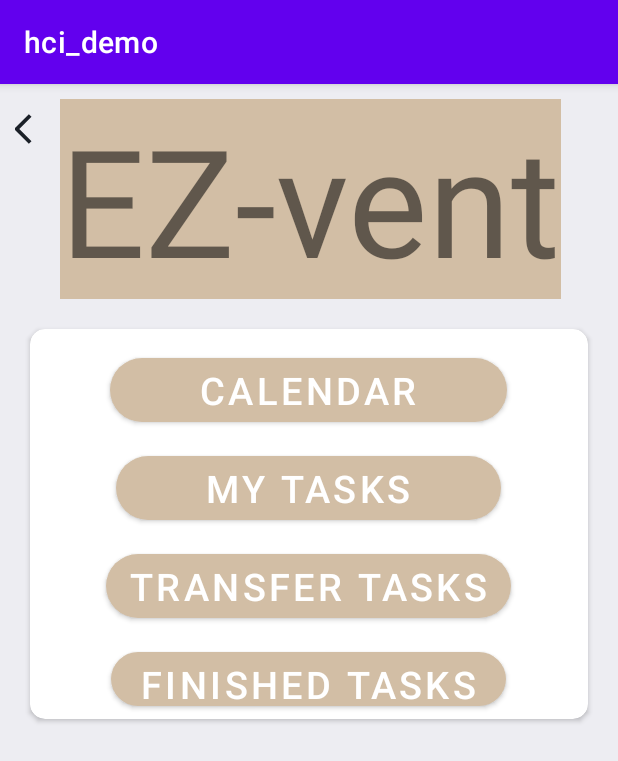
After one commit to liri9/hci_demo, an Android app: the worker_main screen opened directly, with no data from a screen before it, on a phone screen of 412 x 824 dp. The commit adds this screen. Shown: the top 761 px of the screen. Run offline under Robolectric (Android 15) with nearby library versions, the phone set to English and light mode, and no system bars.

Commit message:
added worker homepage layout

```diff
--- a/app/src/main/AndroidManifest.xml
+++ b/app/src/main/AndroidManifest.xml
@@ -11,6 +11,9 @@
         android:supportsRtl="true"
         android:theme="@style/Theme.Hci_demo"
         tools:targetApi="31">
+        <activity
+            android:name=".worker_main"
+            android:exported="false" />
         <activity
             android:name=".guest_homepage"
             android:exported="false" />
--- /dev/null
+++ b/app/src/main/java/com/example/hci_demo/worker_main.java
@@ -0,0 +1,14 @@
+package com.example.hci_demo;
+
+import androidx.appcompat.app.AppCompatActivity;
+
+import android.os.Bundle;
+
+public class worker_main extends AppCompatActivity {
+
+    @Override
+    protected void onCreate(Bundle savedInstanceState) {
+        super.onCreate(savedInstanceState);
+        setContentView(R.layout.activity_worker_main);
+    }
+}
--- a/app/src/main/res/layout/activity_guest_homepage.xml
+++ b/app/src/main/res/layout/activity_guest_homepage.xml
@@ -43,6 +43,7 @@
         </androidx.appcompat.widget.LinearLayoutCompat>
 
         <TextView
+            android:id="@+id/guest_main_LBL_eventName"
             android:layout_width="wrap_content"
             android:layout_height="wrap_content"
             android:layout_gravity="center"
@@ -53,7 +54,7 @@
 
 
         <androidx.cardview.widget.CardView
-            android:id="@+id/org_my_event_CRD_suppliers"
+            android:id="@+id/guest_main_CRD_card"
             android:layout_width="match_parent"
             android:layout_height="260dp"
             android:layout_below="@+id/cardViewGraph"
@@ -73,8 +74,9 @@
                     android:layout_height="0dp"
                     android:layout_weight="1">
 
+
                     <com.google.android.material.button.MaterialButton
-                        android:id="@+id/org_my_event_BTN_supplierse"
+                        android:id="@+id/guest_main_BTN_confirmation"
                         android:layout_width="0dp"
                         android:layout_height="wrap_content"
                         android:layout_gravity="center"
@@ -87,7 +89,7 @@
 
 
                     <com.google.android.material.button.MaterialButton
-                        android:id="@+id/org_my_event_BTN_sendInvatations"
+                        android:id="@+id/guest_main_BTN_foodRequest"
                         android:layout_width="0dp"
                         android:layout_height="wrap_content"
                         android:layout_gravity="center"
@@ -108,7 +110,7 @@
                     android:layout_weight="1">
 
                     <com.google.android.material.button.MaterialButton
-                        android:id="@+id/org_my_event_BTN_seatingArrangment"
+                        android:id="@+id/guest_main_BTN_gift"
                         android:layout_width="wrap_content"
                         android:layout_height="wrap_content"
                         android:layout_gravity="center"
@@ -129,6 +131,7 @@
                         android:text="Table number:" />
 
                     <TextView
+                        android:id="@+id/guest_main_LBL_tblNumber"
                         android:layout_width="wrap_content"
                         android:layout_height="wrap_content"
                         android:layout_margin="5dp"
--- /dev/null
+++ b/app/src/main/res/layout/activity_worker_main.xml
@@ -0,0 +1,120 @@
+<?xml version="1.0" encoding="utf-8"?>
+<RelativeLayout xmlns:android="http://schemas.android.com/apk/res/android"
+    xmlns:app="http://schemas.android.com/apk/res-auto"
+    xmlns:tools="http://schemas.android.com/tools"
+    android:layout_width="match_parent"
+    android:layout_height="match_parent"
+    android:background="@color/color_white"
+    tools:context=".MainActivity">
+
+    <androidx.appcompat.widget.LinearLayoutCompat
+        android:layout_width="match_parent"
+        android:layout_height="match_parent"
+        android:orientation="vertical">
+
+        <androidx.appcompat.widget.LinearLayoutCompat
+            android:layout_width="match_parent"
+            android:layout_height="wrap_content"
+            android:layout_marginTop="10dp"
+            android:orientation="horizontal">
+
+            <com.google.android.material.button.MaterialButton
+                android:id="@+id/org_myEvent_BTN_back"
+                android:layout_width="30dp"
+                android:layout_height="40dp"
+                android:layout_gravity="start"
+                android:layout_marginStart="10dp"
+                android:background="@android:color/transparent"
+                app:icon="@drawable/baseline_arrow_back_ios_24"
+                app:iconGravity="textStart"
+                app:iconTint="#1B2028" />
+
+            <TextView
+                android:layout_width="wrap_content"
+                android:layout_height="wrap_content"
+                android:layout_gravity="center"
+                android:background="#d2bea5"
+                android:text="EZ-vent"
+                android:textSize="100sp"
+                app:layout_constraintBottom_toBottomOf="parent"
+                app:layout_constraintEnd_toEndOf="parent"
+                app:layout_constraintStart_toStartOf="parent"
+                app:layout_constraintTop_toTopOf="parent" />
+        </androidx.appcompat.widget.LinearLayoutCompat>
+
+
+        <androidx.cardview.widget.CardView
+            android:id="@+id/worker_main_CRD_main"
+            android:layout_width="match_parent"
+            android:layout_height="260dp"
+            android:layout_below="@+id/cardViewGraph"
+            android:layout_margin="20dp"
+            android:elevation="10dp"
+            app:cardCornerRadius="10dp">
+
+            <androidx.appcompat.widget.LinearLayoutCompat
+                android:layout_width="match_parent"
+                android:layout_height="wrap_content"
+                android:layout_gravity="center_vertical"
+                android:layout_marginTop="5dp"
+                android:orientation="vertical">
+
+
+                <com.google.android.material.button.MaterialButton
+                    android:id="@+id/worker_my_events_BTN_calendar"
+                    android:layout_width="wrap_content"
+                    android:layout_height="wrap_content"
+                    android:layout_gravity="center"
+                    android:layout_margin="5dp"
+                    android:text="calendar"
+                    android:paddingStart="60dp"
+                    android:paddingEnd="60dp"
+                    android:textSize="25sp"
+                    app:backgroundTint="#d2bea5"
+                    app:cornerRadius="120dp" />
+
+
+                <com.google.android.material.button.MaterialButton
+                    android:id="@+id/worker_my_events_BTN_tasks"
+                    android:layout_width="wrap_content"
+                    android:layout_height="wrap_content"
+                    android:layout_gravity="center"
+                    android:layout_margin="5dp"
+                    android:paddingStart="60dp"
+                    android:paddingEnd="60dp"
+                    android:layout_toStartOf="@+id/org_my_event_BTN_seatingArrangment"
+                    android:text="my tasks"
+                    android:textSize="25sp"
+                    app:backgroundTint="#d2bea5"
+                    app:cornerRadius="120dp" />
+                <com.google.android.material.button.MaterialButton
+                    android:id="@+id/worker_my_events_BTN_treansferTasks"
+                    android:layout_width="wrap_content"
+                    android:layout_height="wrap_content"
+                    android:layout_gravity="center"
+                    android:layout_margin="5dp"
+                    android:layout_toStartOf="@+id/org_my_event_BTN_seatingArrangment"
+                    android:text="transfer tasks"
+                    android:textSize="25sp"
+                    app:backgroundTint="#d2bea5"
+                    app:cornerRadius="120dp" />
+                <com.google.android.material.button.MaterialButton
+                    android:id="@+id/worker_my_events_BTN_finshedTasks"
+                    android:layout_width="wrap_content"
+                    android:layout_height="wrap_content"
+                    android:layout_gravity="center"
+                    android:layout_margin="5dp"
+                    android:layout_toStartOf="@+id/org_my_event_BTN_seatingArrangment"
+                    android:text="finished tasks"
+                    android:textSize="25sp"
+                    android:paddingStart="20dp"
+                    android:paddingEnd="20dp"
+                    app:backgroundTint="#d2bea5"
+                    app:cornerRadius="120dp" />
+            </androidx.appcompat.widget.LinearLayoutCompat>
+        </androidx.cardview.widget.CardView>
+
+
+    </androidx.appcompat.widget.LinearLayoutCompat>
+
+</RelativeLayout>
```
